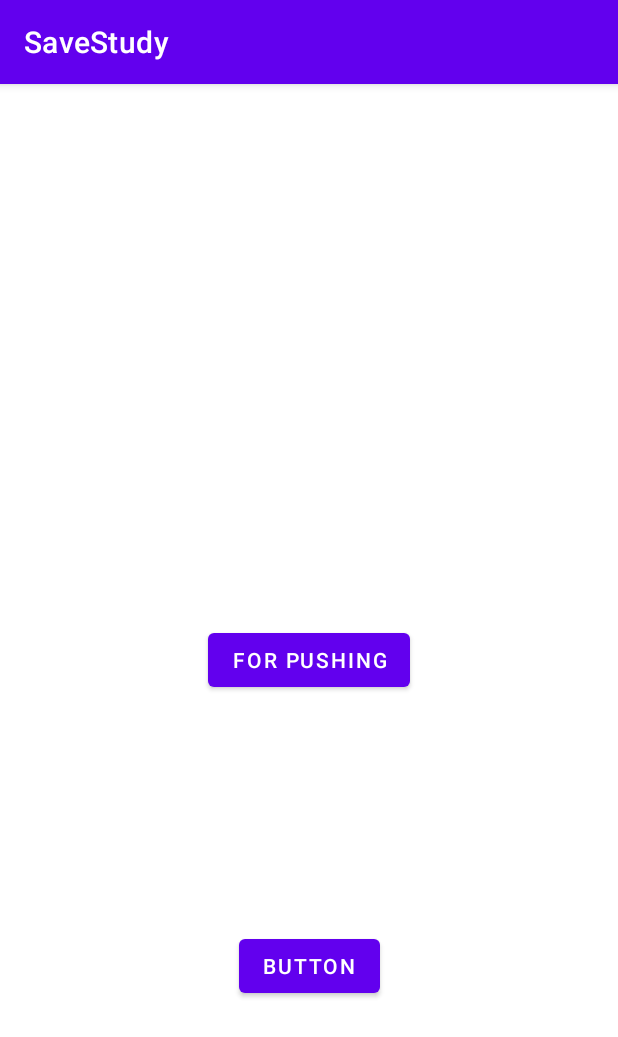
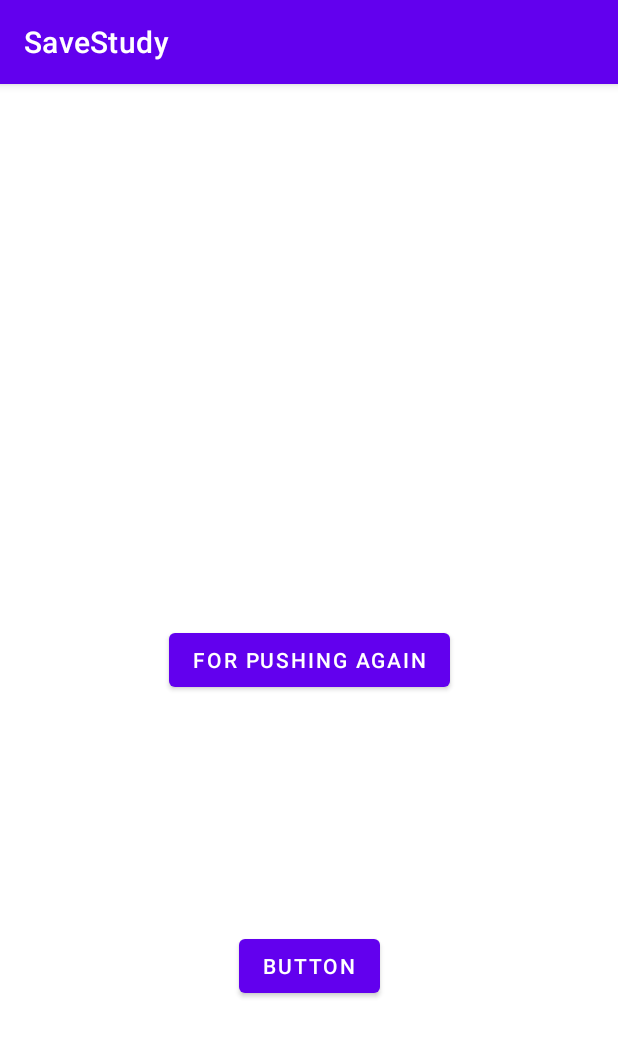
Before and after one commit to Kumoichi/SaveStudy, an Android app: the DataMenu screen opened directly, with no data from a screen before it, on a phone screen of 412 x 824 dp. Shown: the top 1037 px of the screen. Run offline under Robolectric (Android 15) with nearby library versions, the light colour scheme and no system bars.

Commit message:
data menu activity

```diff
--- a/app/src/main/res/layout/activity_data_menu.xml
+++ b/app/src/main/res/layout/activity_data_menu.xml
@@ -10,7 +10,7 @@
         android:id="@+id/view_btn"
         android:layout_width="wrap_content"
         android:layout_height="wrap_content"
-        android:text="for pushing"
+        android:text="for pushing again"
         app:layout_constraintBottom_toBottomOf="parent"
         app:layout_constraintEnd_toEndOf="parent"
         app:layout_constraintStart_toStartOf="parent"
```
